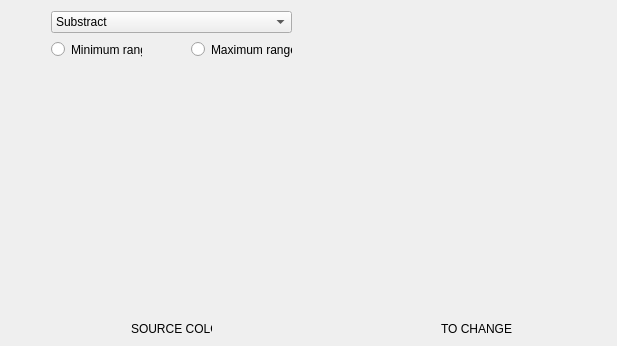
The window that UI/color_manipulation.ui (JuanCruzEmmanuel/Vision-Assitant-python) describes before a commit, drawn with Qt 5.
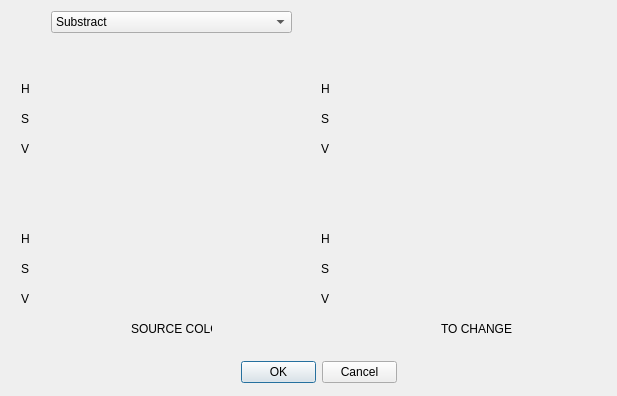
The same window after the commit.

What changed in the file:
```diff
--- a/UI/color_manipulation.ui
+++ b/UI/color_manipulation.ui
@@ -7,7 +7,7 @@
     <x>0</x>
     <y>0</y>
     <width>617</width>
-    <height>346</height>
+    <height>396</height>
    </rect>
   </property>
   <property name="windowTitle">
@@ -34,7 +34,7 @@
          <x>0</x>
          <y>0</y>
          <width>241</width>
-         <height>241</height>
+         <height>31</height>
         </rect>
        </property>
        <layout class="QHBoxLayout" name="wheel_layout_1"/>
@@ -107,30 +107,173 @@
        <string>TO CHANGE</string>
       </property>
      </widget>
-     <widget class="QRadioButton" name="minimum">
+     <widget class="QLabel" name="label_3">
       <property name="geometry">
        <rect>
-        <x>40</x>
-        <y>30</y>
-        <width>91</width>
-        <height>17</height>
+        <x>10</x>
+        <y>70</y>
+        <width>16</width>
+        <height>16</height>
        </rect>
       </property>
       <property name="text">
-       <string>Minimum range</string>
+       <string>H</string>
       </property>
      </widget>
-     <widget class="QRadioButton" name="maximum">
+     <widget class="QLabel" name="label_4">
       <property name="geometry">
        <rect>
-        <x>180</x>
-        <y>30</y>
-        <width>101</width>
-        <height>17</height>
+        <x>10</x>
+        <y>100</y>
+        <width>16</width>
+        <height>16</height>
        </rect>
       </property>
       <property name="text">
-       <string>Maximum range</string>
+       <string>S</string>
+      </property>
+     </widget>
+     <widget class="QLabel" name="label_5">
+      <property name="geometry">
+       <rect>
+        <x>10</x>
+        <y>130</y>
+        <width>16</width>
+        <height>16</height>
+       </rect>
+      </property>
+      <property name="text">
+       <string>V</string>
+      </property>
+     </widget>
+     <widget class="QLabel" name="label_6">
+      <property name="geometry">
+       <rect>
+        <x>10</x>
+        <y>280</y>
+        <width>16</width>
+        <height>16</height>
+       </rect>
+      </property>
+      <property name="text">
+       <string>V</string>
+      </property>
+     </widget>
+     <widget class="QLabel" name="label_7">
+      <property name="geometry">
+       <rect>
+        <x>10</x>
+        <y>220</y>
+        <width>16</width>
+        <height>16</height>
+       </rect>
+      </property>
+      <property name="text">
+       <string>H</string>
+      </property>
+     </widget>
+     <widget class="QLabel" name="label_8">
+      <property name="geometry">
+       <rect>
+        <x>10</x>
+        <y>250</y>
+        <width>16</width>
+        <height>16</height>
+       </rect>
+      </property>
+      <property name="text">
+       <string>S</string>
+      </property>
+     </widget>
+     <widget class="QLabel" name="label_9">
+      <property name="geometry">
+       <rect>
+        <x>310</x>
+        <y>130</y>
+        <width>16</width>
+        <height>16</height>
+       </rect>
+      </property>
+      <property name="text">
+       <string>V</string>
+      </property>
+     </widget>
+     <widget class="QLabel" name="label_10">
+      <property name="geometry">
+       <rect>
+        <x>310</x>
+        <y>70</y>
+        <width>16</width>
+        <height>16</height>
+       </rect>
+      </property>
+      <property name="text">
+       <string>H</string>
+      </property>
+     </widget>
+     <widget class="QLabel" name="label_11">
+      <property name="geometry">
+       <rect>
+        <x>310</x>
+        <y>100</y>
+        <width>16</width>
+        <height>16</height>
+       </rect>
+      </property>
+      <property name="text">
+       <string>S</string>
+      </property>
+     </widget>
+     <widget class="QLabel" name="label_12">
+      <property name="geometry">
+       <rect>
+        <x>310</x>
+        <y>280</y>
+        <width>16</width>
+        <height>16</height>
+       </rect>
+      </property>
+      <property name="text">
+       <string>V</string>
+      </property>
+     </widget>
+     <widget class="QLabel" name="label_13">
+      <property name="geometry">
+       <rect>
+        <x>310</x>
+        <y>220</y>
+        <width>16</width>
+        <height>16</height>
+       </rect>
+      </property>
+      <property name="text">
+       <string>H</string>
+      </property>
+     </widget>
+     <widget class="QLabel" name="label_14">
+      <property name="geometry">
+       <rect>
+        <x>310</x>
+        <y>250</y>
+        <width>16</width>
+        <height>16</height>
+       </rect>
+      </property>
+      <property name="text">
+       <string>S</string>
+      </property>
+     </widget>
+     <widget class="QDialogButtonBox" name="buttonBox">
+      <property name="geometry">
+       <rect>
+        <x>230</x>
+        <y>350</y>
+        <width>156</width>
+        <height>23</height>
+       </rect>
+      </property>
+      <property name="standardButtons">
+       <set>QDialogButtonBox::Cancel|QDialogButtonBox::Ok</set>
       </property>
      </widget>
     </widget>
```
Left out of the diff: 118 changed lines with no effect on the pictures.
